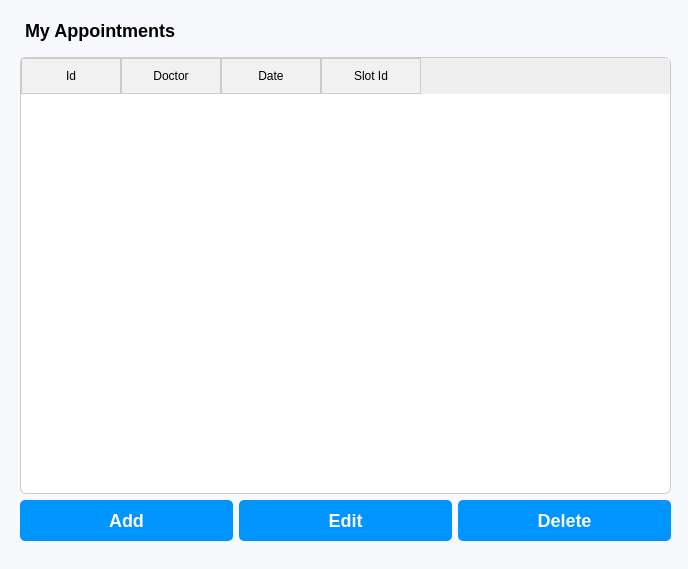
Above: patientappointments.ui from Moaz-Allam-Flutter/Hospital_System before the change. Below: the same form after it.
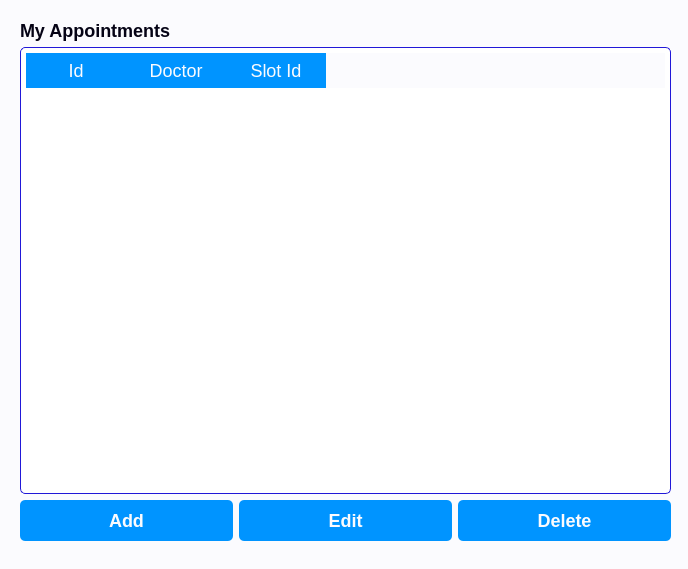
That is the form after the change.

Patch:
```diff
--- a/patientappointments.ui
+++ b/patientappointments.ui
@@ -14,47 +14,60 @@
    <string>Dialog</string>
   </property>
   <property name="styleSheet">
-   <string notr="true">QDialog {
-    background-color: #f7f9fc;
-    font-family: 'Arial', sans-serif;
-    font-size: 14px;
-    padding: 20px;
-    border-radius: 8px;
+   <string notr="true">/* General Styles */
+QWidget {
+    background-color: #fbfbfe;
+    font-family: 'Segoe UI', Tahoma, Geneva, Verdana, sans-serif;
+    font-size: 18px;
+    color: #050315;
 }
 
+/* QLabel Styles */
 QLabel {
-    color: #000;
-    margin-bottom: 10px;
+    color: #050315;
     font-size: 18px;
     font-weight: bold;
 }
 
-QTableView {
-    border: 1px solid #ccc;
-    border-radius: 6px;
+/* QLineEdit Styles */
+QLineEdit {
+    background-color: #dedcff;
+    border: 1px solid #2118d8;
+    border-radius: 5px;
+    padding: 5px;
+    font-size: 18px;
+    color: #050315;
+}
+
+/* QTextEdit Styles */
+QTextEdit {
+    background-color: #dedcff;
+    border: 4px solid #2118d8;
+    border-radius: 5px;
+    padding: 5px;
+    font-size: 18px;
+    color: #050315;
+}
+
+/* QTableWidget Styles */
+QTableWidget {
     background-color: #ffffff;
-    color: #000;
+    border: 1px solid #2118d8;
+    border-radius: 5px;
+    padding: 5px;
+    font-size: 18px;
+    color: #050315;
+    gridline-color: #2118d8;
 }
 
-QTableView::item {
-    padding: 10px;
+QHeaderView::section {
+    background-color: #0094ff;
+    color: #fbfbfe;
+    padding: 5px;
+    border: none;
 }
 
-QTableView::item:selected {
-    background-color: #007acc;
-    color: #fff;
-}
-
-QTableView::item:disabled {
-    background-color: #d3d3d3;
-}
-
-QTableView QHeaderView::section {
-    background-color: #f1f1f1;
-    padding: 8px;
-    border: 1px solid #ccc;
-}
-
+/* QPushButton Styles */
 QPushButton {
     background-color: #0094ff;
     color: #fbfbfe;
@@ -73,9 +86,49 @@
     background-color: #2118d8;
     padding-left: 15px;
     padding-top: 15px;
+}
+
+/* Specific Button Styles */
+QPushButton#addAppointmentButton,
+QPushButton#editAppointmentButton,
+QPushButton#deleteAppointmentButton,
+QPushButton#addRecordButton,
+QPushButton#editRecordButton,
+QPushButton#deleteRecordButton,
+QPushButton#addSlotButton,
+QPushButton#editSlotButton,
+QPushButton#deleteSlotButton {
+    background-color: #0094ff;
+    color: #fbfbfe;
+}
+
+QPushButton#addAppointmentButton:hover,
+QPushButton#editAppointmentButton:hover,
+QPushButton#deleteAppointmentButton:hover,
+QPushButton#addRecordButton:hover,
+QPushButton#editRecordButton:hover,
+QPushButton#deleteRecordButton:hover,
+QPushButton#addSlotButton:hover,
+QPushButton#editSlotButton:hover,
+QPushButton#deleteSlotButton:hover {
+    background-color: #433bff;
+}
+
+QPushButton#addAppointmentButton:pressed,
+QPushButton#editAppointmentButton:pressed,
+QPushButton#deleteAppointmentButton:pressed,
+QPushButton#addRecordButton:pressed,
+QPushButton#editRecordButton:pressed,
+QPushButton#deleteRecordButton:pressed,
+QPushButton#addSlotButton:pressed,
+QPushButton#editSlotButton:pressed,
+QPushButton#deleteSlotButton:pressed {
+    background-color: #2118d8;
+    padding-left: 15px;
+    padding-top: 15px;
 }</string>
   </property>
-  <widget class="QWidget" name="">
+  <widget class="QWidget" name="layoutWidget">
    <property name="geometry">
     <rect>
      <x>20</x>
@@ -112,11 +165,6 @@
         <string>Doctor</string>
        </property>
       </column>
-      <column>
-       <property name="text">
-        <string>Date</string>
-       </property>
-      </column>
       <column>
        <property name="text">
         <string>Slot Id</string>
```
